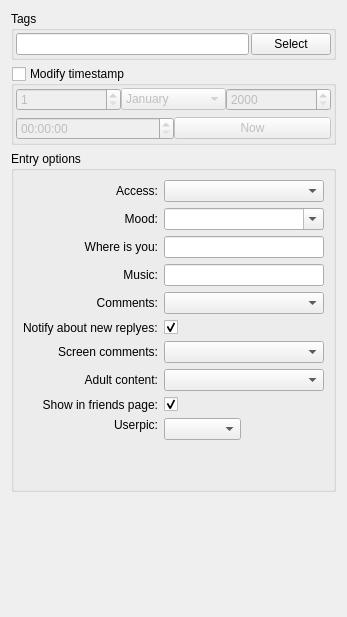
0xd34df00d/leechcraft, file src/plugins/blogique/plugins/metida/postoptionswidget.ui: the form before one commit.
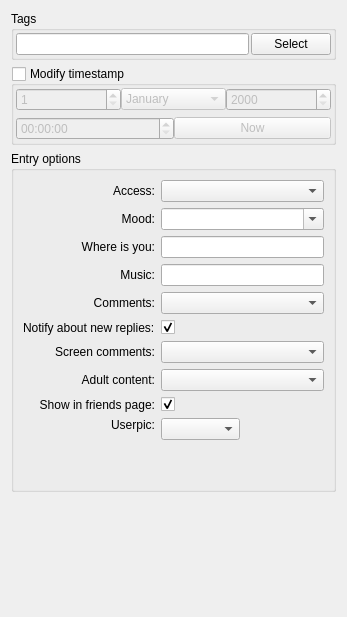
The form after the commit.

Commit message: Blogique Metida: fix plural form

What changed in the file:
```diff
--- a/src/plugins/blogique/plugins/metida/postoptionswidget.ui
+++ b/src/plugins/blogique/plugins/metida/postoptionswidget.ui
@@ -237,7 +237,7 @@
       <item row="5" column="0">
        <widget class="QLabel" name="label">
         <property name="text">
-         <string>Notify about new replyes:</string>
+         <string>Notify about new replies:</string>
         </property>
        </widget>
       </item>
```
